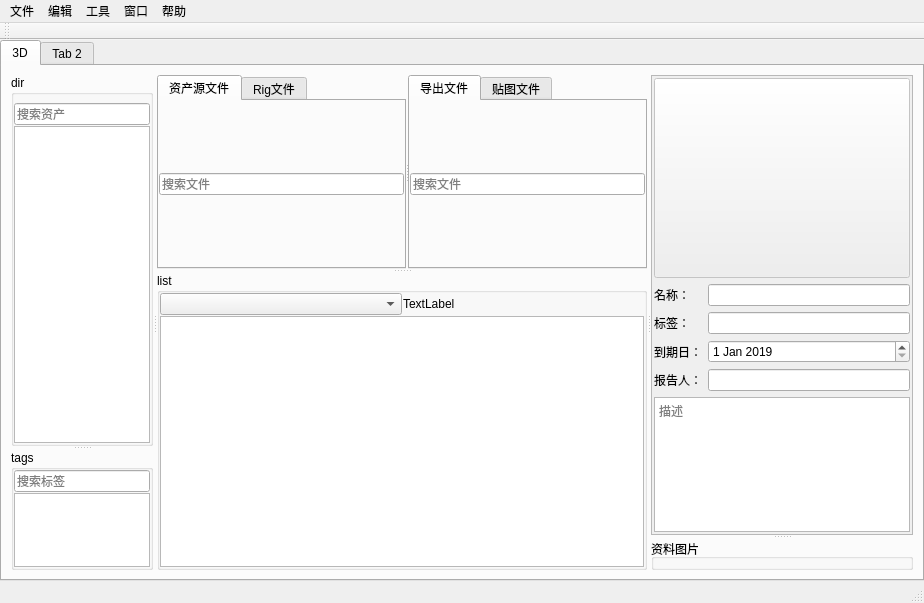
Qt form assetsManage/UI/AM_MainWin.ui (IvanYangYangXi/pyqt_study) before a commit.
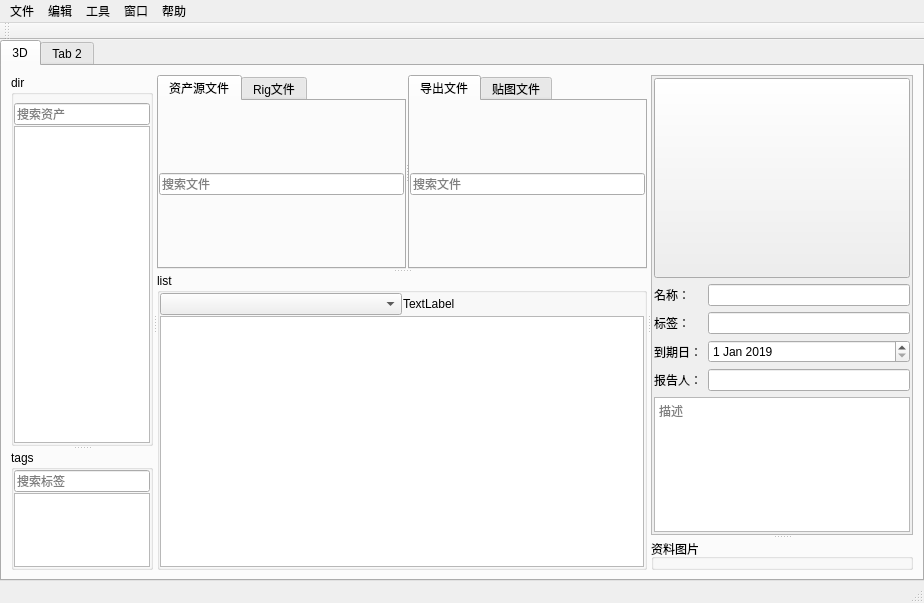
The same form after that commit. Icons and pictures are not drawn.

Patch:
```diff
--- a/assetsManage/UI/AM_MainWin.ui
+++ b/assetsManage/UI/AM_MainWin.ui
@@ -411,10 +411,13 @@
               <rect>
                <x>0</x>
                <y>0</y>
-               <width>274</width>
-               <height>393</height>
+               <width>260</width>
+               <height>470</height>
               </rect>
              </property>
+             <property name="layoutDirection">
+              <enum>Qt::LeftToRight</enum>
+             </property>
              <layout class="QVBoxLayout" name="verticalLayout_5">
               <property name="leftMargin">
                <number>2</number>
@@ -431,7 +434,7 @@
               <item>
                <widget class="QPushButton" name="bt_img">
                 <property name="enabled">
-                 <bool>false</bool>
+                 <bool>true</bool>
                 </property>
                 <property name="sizePolicy">
                  <sizepolicy hsizetype="Minimum" vsizetype="Fixed">
@@ -447,8 +450,8 @@
                 </property>
                 <property name="maximumSize">
                  <size>
-                  <width>450</width>
-                  <height>400</height>
+                  <width>16777215</width>
+                  <height>16777215</height>
                  </size>
                 </property>
                 <property name="text">
```
Left out of the diff: 20 changed lines with no effect on the pictures.
